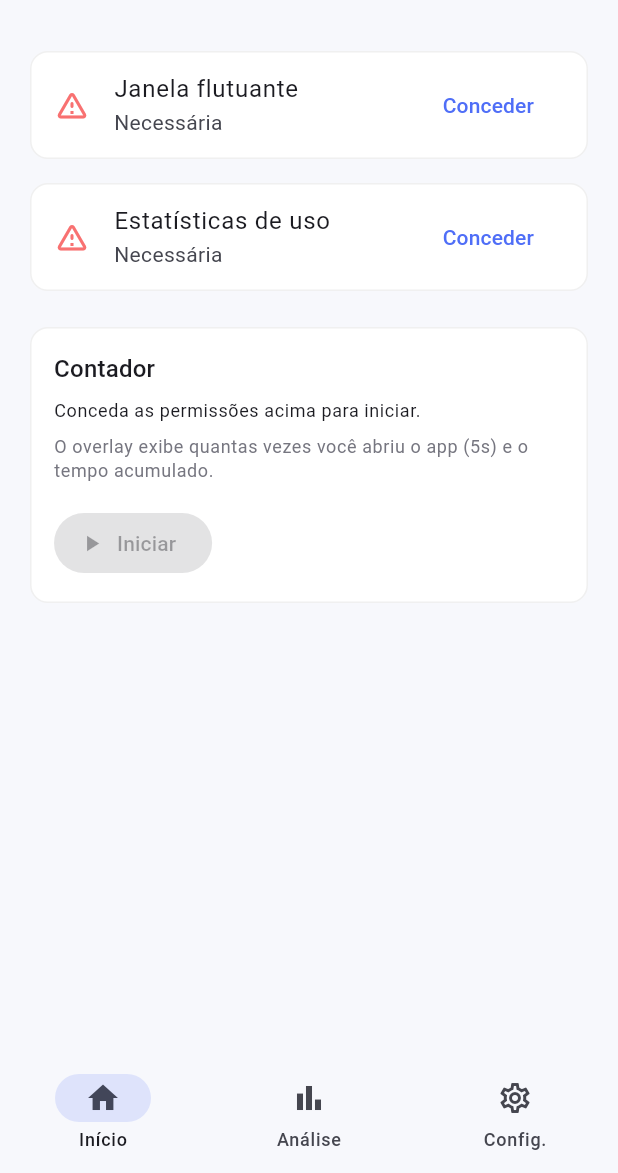
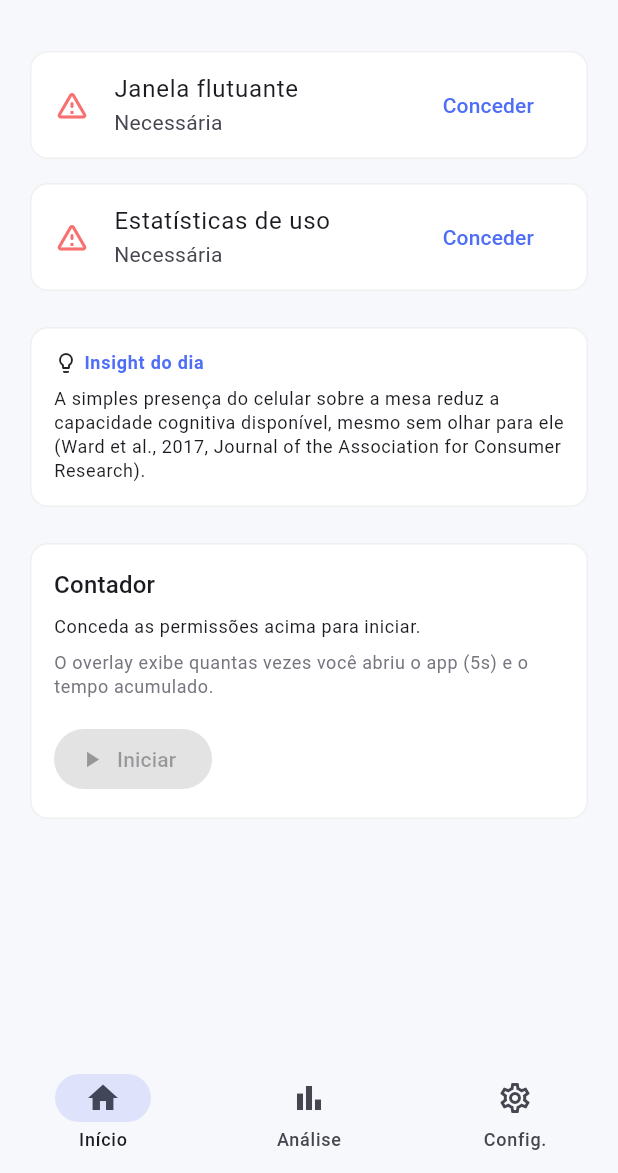
Before and after one commit to lsfcin/ai-workspace, a Flutter app: the screen it shows after launch, on a phone screen of 412 x 824 dp, the part 63-1236 px from its top. Run offline on Flutter 3.47's test engine with Material 3 defaults, Android fonts, the phone set to English and light mode, and no system bars; our stand-ins replace fl_chart, shared_preferences.

Commit message:
feat(apptime): HomeScreen insight of the day — 50 PT-BR texts, 3min rotation
Adds lib/data/insights.dart with 50 research-backed insights in PT-BR
covering sleep hygiene, dopamine, attention, mental health, and social
connection (sourced from peer-reviewed journals and institutions).

InsightCard on HomeScreen rotates every 3 minutes using wall-clock
epoch division — all sessions see the same insight at the same time.
A 30s Timer polls for boundary crossings so the switch is near-instant.

Co-Authored-By: Claude Sonnet 4.6 <noreply@anthropic.com>

```diff
--- /dev/null
+++ b/dev/apptime/lib/data/insights.dart
@@ -0,0 +1,193 @@
+/// 50 insights em PT-BR sobre uso de smartphones, baseados em pesquisas
+/// publicadas em periódicos revisados por pares ou instituições de referência.
+const List<String> kInsights = [
+  // ── Sono ────────────────────────────────────────────────────────────────
+  'A luz azul de telas suprime a melatonina por até 3 horas. '
+      'A Academia Americana de Medicina do Sono recomenda evitar telas 60 min antes de dormir.',
+
+  'Adolescentes que usam o celular após a meia-noite dormem em média 46 min a menos por noite '
+      '(Cain & Gradisar, 2010, Sleep Medicine Reviews).',
+
+  'Apenas a presença do celular no quarto — mesmo desligado — reduz a qualidade do sono, '
+      'segundo estudo da Universidade de Washington (2017).',
+
+  'Checar o celular na cama aumenta em 2× o risco de latência de sono longa '
+      '(Christensen et al., 2016, Frontiers in Public Health).',
+
+  'O modo avião à noite reduz despertares noturnos em 20% em média, '
+      'de acordo com pesquisa do Sleep Foundation (2022).',
+
+  // ── Dopamina e impulsividade ─────────────────────────────────────────────
+  'Apps de scroll infinito são projetados para acionar dopamina intermitente — '
+      'o mesmo mecanismo de recompensa imprevisível das slot machines '
+      '(Alter, 2017, "Irresistível").',
+
+  'A frequência de desbloqueios do celular é um preditor mais forte de ansiedade '
+      'do que o tempo total de tela (Bickham et al., 2015, Pediatrics).',
+
+  'Cada notificação recebida eleva o cortisol levemente. Acumuladas ao longo do dia, '
+      'elas mantêm o sistema nervoso em estado de alerta crônico '
+      '(Kushlev & Dunn, 2015, Computers in Human Behavior).',
+
+  'Desativar notificações por 1 semana reduziu o estresse percebido em 38% dos participantes '
+      '(Andrews et al., 2015, estudo piloto, University of Birmingham).',
+
+  'O intervalo médio entre abrir um app e se arrepender de tê-lo aberto '
+      'é de menos de 60 segundos — o chamado "habit loop" digital '
+      '(Fogg, 2009, Persuasive Technology Lab, Stanford).',
+
+  // ── Atenção e cognição ───────────────────────────────────────────────────
+  'A simples presença do celular sobre a mesa reduz a capacidade cognitiva disponível, '
+      'mesmo sem olhar para ele (Ward et al., 2017, Journal of the Association for Consumer Research).',
+
+  'Interrupções digitais levam em média 23 minutos para recuperar o foco completo '
+      '(Mark et al., 2008, CHI Conference — Microsoft Research).',
+
+  'Multitarefa com celular em sala de aula reduz a nota em até 1,5 ponto em provas '
+      '(Sana et al., 2013, Computers & Education).',
+
+  'Sessões de uso menores que 1 minuto correspondem a "micro-interrupções" que '
+      'fragmentam o fluxo cognitivo e aumentam o tempo de conclusão de tarefas complexas em 20%.',
+
+  'O "efeito de deslocamento": cada hora extra no celular desloca em média '
+      '45 min de sono, 30 min de exercício ou 20 min de leitura por semana '
+      '(Przybylski & Weinstein, 2017, Psychological Science).',
+
+  // ── Saúde mental ────────────────────────────────────────────────────────
+  'Adolescentes que usam redes sociais por mais de 3h/dia têm 60% mais risco '
+      'de sintomas de depressão e ansiedade (Twenge et al., 2018, Clinical Psychological Science).',
+
+  '"Phubbing" — ignorar pessoas próximas pelo celular — reduz a satisfação com '
+      'relacionamentos e aumenta sentimentos de exclusão social '
+      '(Chotpitayasunondh & Douglas, 2016, Computers in Human Behavior).',
+
+  'O consumo passivo (rolar feed sem interagir) está ligado a maior ruminação '
+      'e humor negativo do que o uso ativo — como enviar mensagens '
+      '(Verduyn et al., 2015, Journal of Experimental Psychology: General).',
+
+  'Adultos que fazem pausas de 1 semana sem redes sociais relatam redução '
+      'significativa de solidão e depressão (Hunt et al., 2018, Journal of Social and Clinical Psychology).',
+
+  'O "FOMO" (Fear of Missing Out) é medido como um traço de personalidade '
+      'e se correlaciona com uso problemático de smartphone '
+      '(Przybylski et al., 2013, Computers in Human Behavior).',
+
+  // ── Productividade ───────────────────────────────────────────────────────
+  'Profissionais verificam o e-mail ou mensagens em média 74 vezes ao dia, '
+      'interrompendo ciclos de trabalho profundo (McKinsey Global Institute, 2012).',
+
+  'Trabalho em modo "deep work" — sem interrupções digitais por 90+ min — '
+      'aumenta a qualidade e velocidade das entregas '
+      '(Newport, 2016, "Deep Work").',
+
+  'Desligar notificações durante o trabalho aumenta a produção em até 26% '
+      '(Mark et al., 2012, CHI Conference on Human Factors).',
+
+  'Empilhar sessões longas de redes sociais antes de trabalhar reduz a '
+      '"largura de banda mental" disponível para tarefas criativas '
+      '(Leroy, 2009, Organizational Behavior and Human Decision Processes).',
+
+  'O celular usado como despertador aumenta o risco de checar mensagens '
+      'imediatamente ao acordar — prejudicando o humor matinal '
+      '(Thomée, 2012, Umea University).',
+
+  // ── Exercício e corpo ────────────────────────────────────────────────────
+  'Usar o celular durante exercícios reduz a intensidade do treino em até 20% '
+      'e eleva a percepção de esforço (Rebold et al., 2015, Performance Enhancement & Health).',
+
+  'Adultos que passam >10h/dia sentados — frequentemente em frente a telas — '
+      'têm risco 34% maior de mortalidade cardiovascular '
+      '(Biswas et al., 2015, Annals of Internal Medicine).',
+
+  'Substituir 30 min de uso passivo de tela por caminhada leve melhora '
+      'o humor imediato mais do que a rolagem de feed '
+      '(Oppezzo & Schwartz, 2014, Journal of Experimental Psychology).',
+
+  'A postura "cabeça baixa" ao usar o celular gera tensão equivalente a '
+      '27 kg sobre a coluna cervical (Hansraj, 2014, Surgical Technology International).',
+
+  'Crianças que usam telas >2h/dia têm maior IMC e menor aptidão '
+      'cardiorrespiratória (Tremblay et al., 2011, International Journal of Behavioral Nutrition).',
+
+  // ── Relações sociais ─────────────────────────────────────────────────────
+  'Casais que mantêm os celulares fora da mesa durante refeições relatam '
+      'conversas mais significativas e maior satisfação conjugal '
+      '(Misra et al., 2016, Environment and Behavior).',
+
+  'A qualidade das conversas presenciais cai quando há um celular visível '
+      'sobre a mesa, mesmo que ninguém o use '
+      '(Przybylski & Weinstein, 2013, Journal of Social and Personal Relationships).',
+
+  'Pais que usam o celular mais frequentemente durante o cuidado dos filhos '
+      'são interrompidos com comportamentos mais intensos pelas crianças '
+      '(Radesky et al., 2014, Pediatrics).',
+
+  'Tecnologias de comunicação usadas intencionalmente (sem scroll passivo) '
+      'são associadas a bem-estar — é o "uso ativo" que protege '
+      '(Meier & Reinecke, 2021, Journal of Communication).',
+
+  'Estudantes universitários que se abstêm de redes sociais por 10 dias '
+      'relatam menor ansiedade e maior satisfação com seus relacionamentos reais '
+      '(Tromholt, 2016, Cyberpsychology, Behavior, and Social Networking).',
+
+  // ── Neurociência ─────────────────────────────────────────────────────────
+  'O núcleo accumbens — centro de recompensa do cérebro — responde a '
+      '"likes" com liberação de dopamina similar à obtida com elogios presenciais '
+      '(Sherman et al., 2016, Psychological Science).',
+
+  'O córtex pré-frontal, responsável por autocontrole, ainda está em desenvolvimento '
+      'até os 25 anos — tornando adolescentes biologicamente mais vulneráveis '
+      'à compulsão digital (Casey et al., 2008, Developmental Science).',
+
+  'Práticas de mindfulness de 10 min/dia reduzem o uso compulsivo de smartphone '
+      'em 30% após 4 semanas (Throuvala et al., 2019, Journal of Behavioral Addictions).',
+
+  'A variabilidade da recompensa (às vezes há, às vezes não há novidade no feed) '
+      'é o mecanismo mais potente para criar hábitos compulsivos '
+      '(Skinner, B.F., reforço intermitente — base do design persuasivo atual).',
+
+  'Neuroimagem mostra que usuários com uso problemático de smartphone '
+      'apresentam menor volume de substância cinzenta no córtex insular — '
+      'área ligada a autocontrole (Cheng & Li, 2018, Addiction Biology).',
+
+  // ── Infância e desenvolvimento ───────────────────────────────────────────
+  'A OMS recomenda zero tempo de tela para menores de 2 anos e '
+      'menos de 1h/dia para crianças de 3–4 anos.',
+
+  'Cada hora extra de tela por dia em crianças de 5 anos está associada a '
+      'maior probabilidade de problemas de atenção aos 7 anos '
+      '(Tamana et al., 2019, PLOS ONE).',
+
+  'Crianças expostas a telas antes dos 3 anos falam menos palavras por hora '
+      'do que aquelas em ambientes sem tela '
+      '(Zimmerman et al., 2009, Archives of Pediatrics & Adolescent Medicine).',
+
+  // ── Bem-estar geral ──────────────────────────────────────────────────────
+  'Pessoas que definem horários fixos para checar o celular (ex: 3×/dia) '
+      'relatam menos estresse e maior sensação de controle '
+      '(Kushlev & Dunn, 2015, Computers in Human Behavior).',
+
+  '"Time well spent": o que importa não é quanto você usa, '
+      'mas se você se sente bem depois — essa é a métrica real de uso saudável '
+      '(Etchells et al., 2019, PLOS ONE).',
+
+  'A cada 10% de redução no tempo de tela fora do trabalho, '
+      'participantes relataram melhora no sono, humor e energia '
+      '(Twenge & Campbell, 2019, JAMA Pediatrics — dados reanalisados).',
+
+  'Estabelecer "zonas sem celular" (quarto, mesa de jantar) é uma das '
+      'intervenções mais eficazes para reduzir uso compulsivo '
+      '(Duke & Ward, 2019, Journal of the Association for Consumer Research).',
+
+  'O simples ato de nomear o que sente ao abrir um app compulsivamente '
+      '("estou ansioso", "estou entediado") reduz a intensidade do impulso em 40% '
+      '(Lieberman et al., 2007, Psychological Science — affect labeling).',
+
+  'Pesquisadores da Universidade de Texas calcularam que o custo de oportunidade '
+      'do uso passivo de tela é de 2–3 horas semanais de atividades restauradoras '
+      '(sono, exercício, conexão presencial).',
+
+  'Usar o celular como ferramenta com intenção clara — não como escape do tédio — '
+      'é o traço mais consistente entre usuários que relatam alta satisfação '
+      'com suas vidas digitais (Meier & Reinecke, 2021, Journal of Communication).',
+];
--- a/dev/apptime/lib/screens/home_screen.dart
+++ b/dev/apptime/lib/screens/home_screen.dart
@@ -1,4 +1,6 @@
+import 'dart:async';
 import 'package:flutter/material.dart';
+import '../data/insights.dart';
 import '../services/service_channel.dart';
 import '../theme/app_theme.dart';
 
@@ -14,15 +16,31 @@ class _HomeScreenState extends State<HomeScreen> with WidgetsBindingObserver {
   bool _hasOverlayPermission = false;
   bool _hasUsagePermission = false;
 
+  late int _insightIndex;
+  Timer? _insightTimer;
+
+  static int _currentInsightIndex() {
+    // Rotate every 3 minutes based on wall-clock time so all sessions agree
+    final minutes = DateTime.now().millisecondsSinceEpoch ~/ (3 * 60 * 1000);
+    return minutes % kInsights.length;
+  }
+
   @override
   void initState() {
     super.initState();
     WidgetsBinding.instance.addObserver(this);
+    _insightIndex = _currentInsightIndex();
+    // Re-check every 30s so the switch happens within 30s of the 3-min boundary
+    _insightTimer = Timer.periodic(const Duration(seconds: 30), (_) {
+      final next = _currentInsightIndex();
+      if (next != _insightIndex) setState(() => _insightIndex = next);
+    });
     _refreshStatus();
   }
 
   @override
   void dispose() {
+    _insightTimer?.cancel();
     WidgetsBinding.instance.removeObserver(this);
     super.dispose();
   }
@@ -82,6 +100,8 @@ class _HomeScreenState extends State<HomeScreen> with WidgetsBindingObserver {
             },
           ),
           const SizedBox(height: AppSpacing.md),
+          _InsightCard(insight: kInsights[_insightIndex]),
+          const SizedBox(height: AppSpacing.md),
           Card(
             child: Padding(
               padding: const EdgeInsets.all(AppSpacing.md),
@@ -129,6 +149,43 @@ class _HomeScreenState extends State<HomeScreen> with WidgetsBindingObserver {
   }
 }
 
+class _InsightCard extends StatelessWidget {
+  const _InsightCard({required this.insight});
+  final String insight;
+
+  @override
+  Widget build(BuildContext context) {
+    return Card(
+      child: Padding(
+        padding: const EdgeInsets.all(AppSpacing.md),
+        child: Column(
+          crossAxisAlignment: CrossAxisAlignment.start,
+          children: [
+            Row(
+              children: [
+                const Icon(Icons.lightbulb_outline, size: 16),
+                const SizedBox(width: AppSpacing.xs),
+                Text(
+                  'Insight do dia',
+                  style: Theme.of(context).textTheme.labelMedium?.copyWith(
+                        color: AppColors.primary,
+                        fontWeight: FontWeight.w600,
+                      ),
+                ),
+              ],
+            ),
+            const SizedBox(height: AppSpacing.sm),
+            Text(
+              insight,
+              style: Theme.of(context).textTheme.bodySmall,
+            ),
+          ],
+        ),
+      ),
+    );
+  }
+}
+
 class _PermissionCard extends StatelessWidget {
   const _PermissionCard({
     required this.label,
```
Also changed, not shown: 1 other file.
